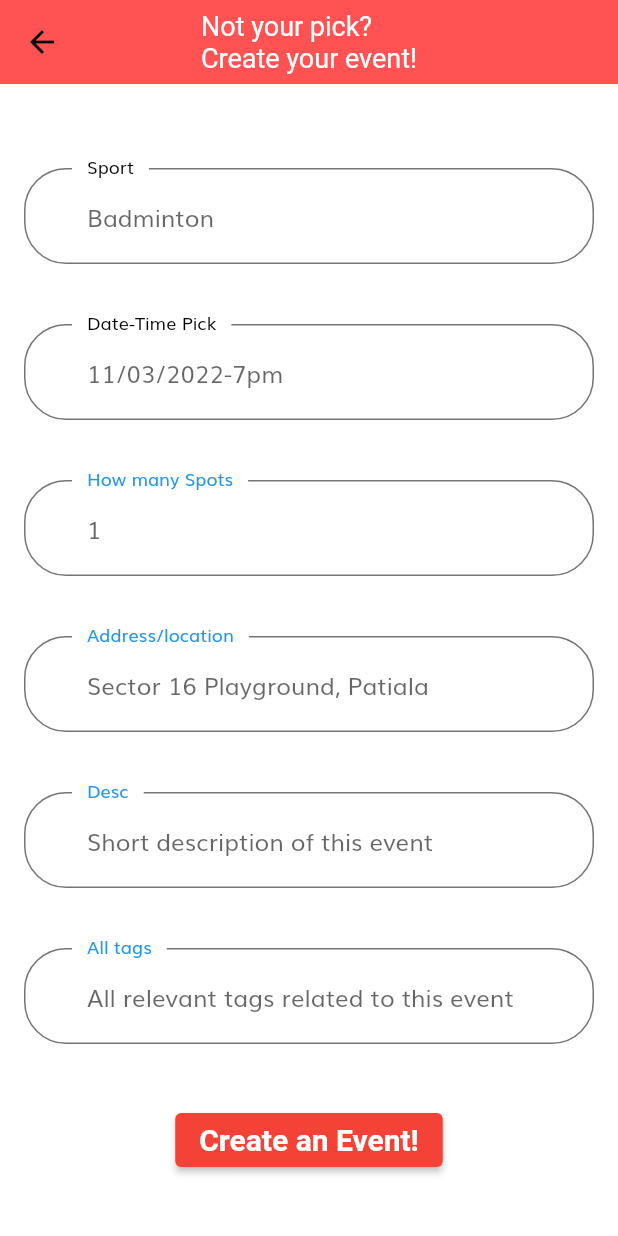
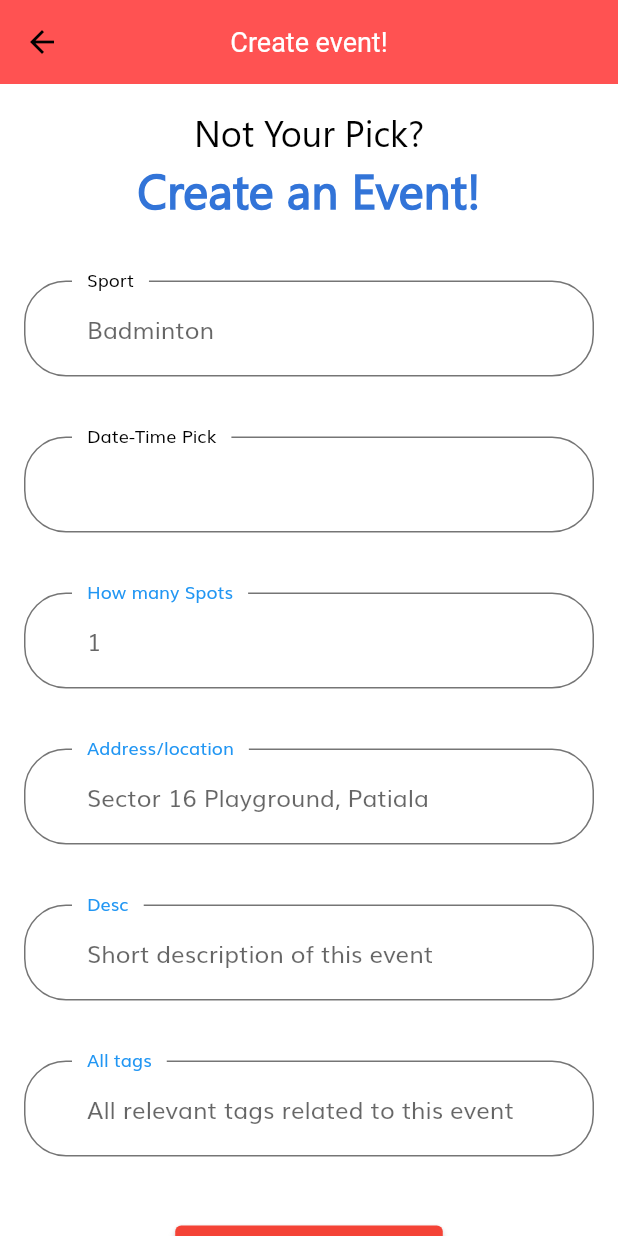
Before and after one commit to RGTechPro/SportyMe, a Flutter app: the EventForm screen opened by its route, on a phone screen of 412 x 824 dp. Run offline on Flutter 3.47's test engine with Material 2 defaults, Android fonts, the phone set to English and light mode, and no system bars; our stand-ins replace cloud_firestore, firebase_auth, firebase_core, flutter_datetime_picker, flutter_svg, google_sign_in and 1 more; accounts and stored records are empty.

Commit message:
some changes

```diff
--- a/lib/screens/forms/eventform.dart
+++ b/lib/screens/forms/eventform.dart
@@ -5,6 +5,8 @@ import 'package:shop_app/firebase/make_events.dart';
 import 'package:shop_app/firebase/user.dart';
 import 'package:shop_app/models/EventCard.dart';
 import 'package:shop_app/models/Profile.dart';
+import 'package:flutter_datetime_picker/flutter_datetime_picker.dart';
+import 'package:intl/intl.dart';
 
 class EventForm extends StatelessWidget {
   final _formKey = GlobalKey<FormState>();
@@ -24,7 +26,7 @@ class EventForm extends StatelessWidget {
       appBar: AppBar(
         backgroundColor: Colors.redAccent,
         title: Text(
-          'Not your pick?\nCreate your event!',
+          'Create event!',
           style: TextStyle(color: Colors.white),
         ),
         centerTitle: true,
@@ -43,10 +45,23 @@ class EventForm extends StatelessWidget {
         child: (Column(
           crossAxisAlignment: CrossAxisAlignment.center,
           children: [
+            Text(
+              'Not Your Pick?',
+              style: TextStyle(
+                  color: Colors.black, fontFamily: 'Segoi', fontSize: 24),
+            ),
+            Text(
+              'Create an Event!',
+              style: TextStyle(
+                  color: Color(0xff3274d8),
+                  fontFamily: 'Segoi',
+                  fontSize: 32,
+                  fontWeight: FontWeight.bold),
+            ),
             SizedBox(height: 40.0),
             _buildNameTextFormField(),
             SizedBox(height: 40.0),
-            _buildUrlTextFormField(),
+            _buildUrlTextFormField(context),
             SizedBox(height: 40.0),
             _buildEligibilityTextFormField(),
             SizedBox(height: 40.0),
@@ -113,11 +128,28 @@ class EventForm extends StatelessWidget {
     );
   }
 
-  TextFormField _buildUrlTextFormField() {
+  TextFormField _buildUrlTextFormField(BuildContext context) {
     return TextFormField(
+      onTap: () {
+        print("inkn");
+        DatePicker.showDateTimePicker(context,
+            showTitleActions: true,
+            minTime: DateTime(2018, 3, 5),
+            maxTime: DateTime(2022, 12, 12), onChanged: (date) {
+          String formattedDate = DateFormat('yyyy-MM-dd – kk:mm').format(date);
+          _urlController.text = formattedDate;
+          print('change $date');
+        }, onConfirm: (date) {
+          String formattedDate = DateFormat('yyyy-MM-dd – kk:mm').format(date);
+          _urlController.text = formattedDate;
+
+          print('confirm $date');
+        }, currentTime: DateTime.now(), locale: LocaleType.en);
+      },
+      readOnly: true,
       decoration: InputDecoration(
         labelText: 'Date-Time Pick',
-        hintText: '11/03/2022-7pm',
+        hintText: _urlController.text,
         labelStyle: TextStyle(
           color: Colors.black,
         ),
--- a/pubspec.yaml
+++ b/pubspec.yaml
@@ -38,6 +38,8 @@ dependencies:
   flutter_svg: ^1.0.3 # help us to use SVG in our app
   provider: ^6.0.0 # for State management
   url_launcher: ^6.0.18
+  flutter_datetime_picker: ^1.5.1
+  intl: ^0.17.0
 
 
 dev_dependencies:
```
Also changed, not shown: lib/screens/forms/rentoutform.dart (+24 -10 lines), pubspec.lock.
